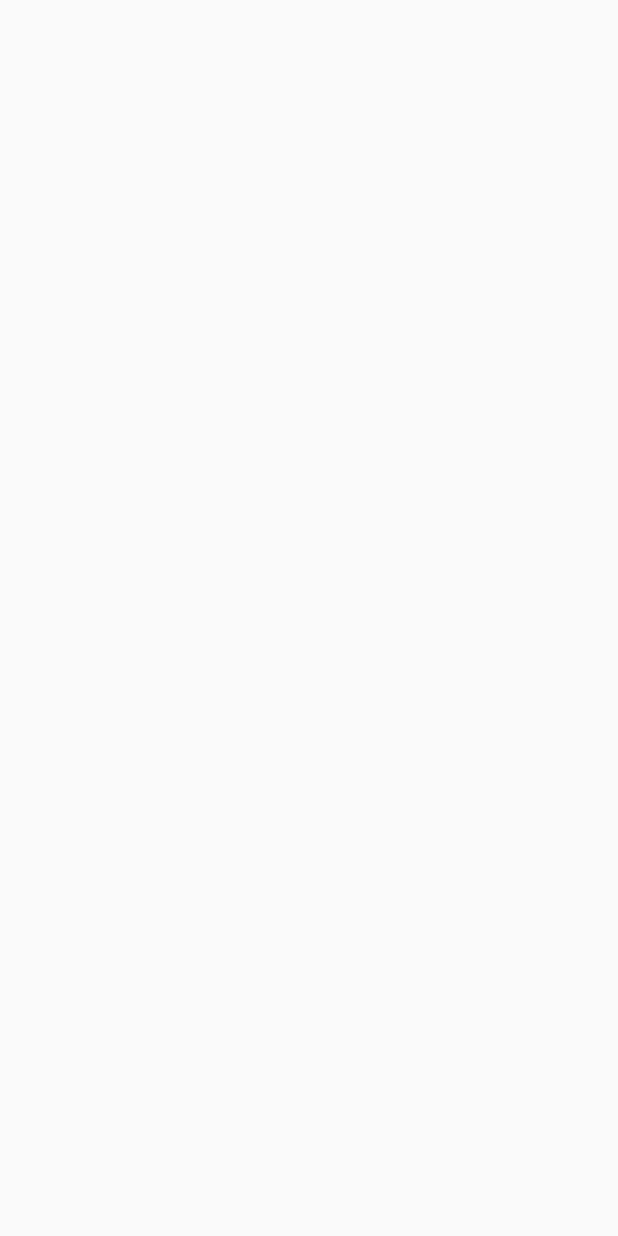
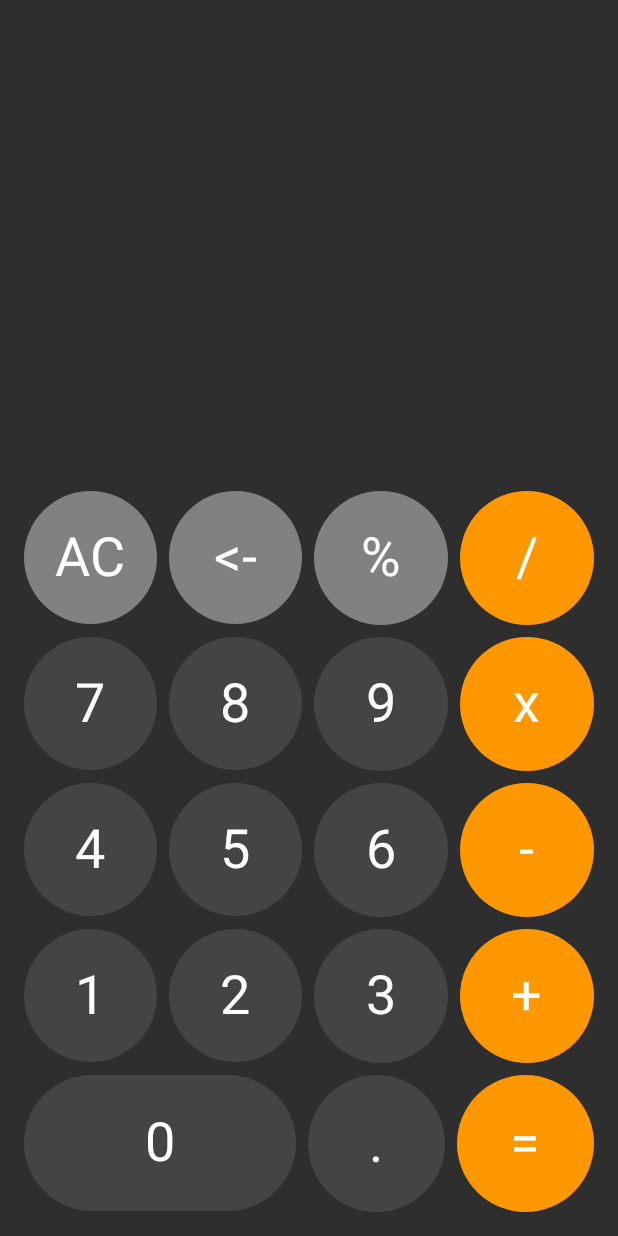
Before and after one commit to miguelfagundez/Hero-Calculator, an Android app built with Jetpack Compose: the screen it shows after launch (MainActivity), on a phone screen of 412 x 824 dp. Before the commit the screen is empty. Run offline under Robolectric (Android 15) with nearby library versions, the phone set to English and light mode, and no system bars.

Commit message:
CalculatorBox and ViewModel

```diff
--- a/app/src/main/java/com/miguelfagundez/herocalculator/MainActivity.kt
+++ b/app/src/main/java/com/miguelfagundez/herocalculator/MainActivity.kt
@@ -1,16 +1,42 @@
 package com.miguelfagundez.herocalculator
 
 import android.os.Bundle
+import android.util.Log
 import androidx.activity.ComponentActivity
 import androidx.activity.compose.setContent
+import androidx.compose.foundation.background
+import androidx.compose.foundation.layout.Arrangement
+import androidx.compose.foundation.layout.Box
+import androidx.compose.foundation.layout.Column
+import androidx.compose.foundation.layout.Row
+import androidx.compose.foundation.layout.aspectRatio
+import androidx.compose.foundation.layout.fillMaxHeight
 import androidx.compose.foundation.layout.fillMaxSize
+import androidx.compose.foundation.layout.fillMaxWidth
+import androidx.compose.foundation.layout.padding
 import androidx.compose.material3.MaterialTheme
 import androidx.compose.material3.Surface
 import androidx.compose.material3.Text
 import androidx.compose.runtime.Composable
+import androidx.compose.ui.Alignment
 import androidx.compose.ui.Modifier
+import androidx.compose.ui.graphics.Color
+import androidx.compose.ui.graphics.Color.Companion.DarkGray
+import androidx.compose.ui.text.font.FontWeight
+import androidx.compose.ui.text.style.TextAlign
 import androidx.compose.ui.tooling.preview.Preview
+import androidx.compose.ui.unit.dp
+import androidx.compose.ui.unit.sp
+import androidx.lifecycle.viewmodel.compose.viewModel
+import com.miguelfagundez.herocalculator.events.CalculatorEvents
+import com.miguelfagundez.herocalculator.events.CalculatorOperation
+import com.miguelfagundez.herocalculator.state.CalculatorViewModel
+import com.miguelfagundez.herocalculator.ui.components.CalculatorBox
+import com.miguelfagundez.herocalculator.ui.components.CalculatorButton
 import com.miguelfagundez.herocalculator.ui.theme.HeroCalculatorTheme
+import com.miguelfagundez.herocalculator.ui.theme.LightGray
+import com.miguelfagundez.herocalculator.ui.theme.MediumGray
+import com.miguelfagundez.herocalculator.ui.theme.Orange
 
 class MainActivity : ComponentActivity() {
     override fun onCreate(savedInstanceState: Bundle?) {
@@ -18,7 +44,21 @@ class MainActivity : ComponentActivity() {
         setContent {
             HeroCalculatorTheme {
                 // A surface container using the 'background' color from the theme
+                val viewModel = viewModel<CalculatorViewModel>()
+                val state = viewModel.state
+                // Spacing between buttons
+                val spacing = 8.dp
 
+                // Calculator view
+                CalculatorBox(
+                    state = state,
+                    action = viewModel::action,
+                    btnSpacing = spacing,
+                    info = Modifier
+                        .fillMaxSize()
+                        .background(MediumGray)
+                        .padding(16.dp)
+                )
             }
         }
     }
--- a/app/src/main/java/com/miguelfagundez/herocalculator/events/CalculatorEvents.kt
+++ b/app/src/main/java/com/miguelfagundez/herocalculator/events/CalculatorEvents.kt
@@ -4,10 +4,9 @@ package com.miguelfagundez.herocalculator.events
 // Delete symbols, make calculations, etc
 sealed class CalculatorEvents() {
     data class Number(val number: Int): CalculatorEvents()
-    data class Operation(val operation: Operation?): CalculatorEvents()
+    data class Operation(val operation: CalculatorOperation?): CalculatorEvents()
     object Delete: CalculatorEvents()
     object Clear: CalculatorEvents()
     object Decimal: CalculatorEvents()
-    object Porcentage: CalculatorEvents()
     object Result: CalculatorEvents()
 }
--- /dev/null
+++ b/app/src/main/java/com/miguelfagundez/herocalculator/events/CalculatorOperation.kt
@@ -0,0 +1,10 @@
+package com.miguelfagundez.herocalculator.events
+
+sealed class CalculatorOperation(val symbol: String) {
+    object Add: CalculatorOperation("+")
+    object Subtract: CalculatorOperation("-")
+    object Multiply: CalculatorOperation("*")
+    object Percentage: CalculatorOperation("%")
+    object Divide: CalculatorOperation("/")
+
+}
--- a/app/src/main/java/com/miguelfagundez/herocalculator/events/Operation.kt
+++ /dev/null
@@ -1,10 +0,0 @@
-package com.miguelfagundez.herocalculator.events
-
-sealed class Operation(val symbol: String) {
-    object Add: Operation("+")
-    object Subtract: Operation("-")
-    object Multiply: Operation("*")
-    object Porcentage: Operation("%")
-    object Divide: Operation("/")
-
-}
--- a/app/src/main/java/com/miguelfagundez/herocalculator/state/CalculatorState.kt
+++ b/app/src/main/java/com/miguelfagundez/herocalculator/state/CalculatorState.kt
@@ -1,11 +1,11 @@
 package com.miguelfagundez.herocalculator.state
 
-import com.miguelfagundez.herocalculator.events.Operation
+import com.miguelfagundez.herocalculator.events.CalculatorOperation
 
 data class CalculatorState(
     // We can change later for a list of numbers/operations
     val numberOne: String = "",
-    val operator: Operation? = null,
+    val operator: CalculatorOperation? = null,
     val numberTwo: String = ""
 ) {
 }
--- a/app/src/main/java/com/miguelfagundez/herocalculator/state/CalculatorViewModel.kt
+++ b/app/src/main/java/com/miguelfagundez/herocalculator/state/CalculatorViewModel.kt
@@ -1,12 +1,109 @@
 package com.miguelfagundez.herocalculator.state
 
+import android.util.Log
 import androidx.compose.runtime.getValue
 import androidx.compose.runtime.setValue
 import androidx.compose.runtime.mutableStateOf
 
 import androidx.lifecycle.ViewModel
+import com.miguelfagundez.herocalculator.events.CalculatorEvents
+import com.miguelfagundez.herocalculator.events.CalculatorOperation
 
 class CalculatorViewModel: ViewModel() {
     var state by mutableStateOf(CalculatorState())
         private set
+
+    companion object {
+        private const val MAX_NUM = 8
+    }
+    fun action(action: CalculatorEvents){
+        Log.d("MainActivity", "${action.toString()}")
+        when(action){
+            is CalculatorEvents.Number -> enterNumber(action.number)
+            is CalculatorEvents.Decimal -> enterDecimal()
+            is CalculatorEvents.Clear -> clearState()
+            is CalculatorEvents.Operation -> enterOperation(action.operation)
+            is CalculatorEvents.Result -> calculateResult()
+            is CalculatorEvents.Delete -> performDelete()
+        }
+    }
+
+    private fun enterDecimal() {
+        if(state.operator == null && !state.numberOne.contains(".") && state.numberOne.isNotBlank()){
+            state = state.copy(
+                numberOne = state.numberOne + "."
+            )
+            return
+        }
+        if(!state.numberTwo.contains(".") && state.numberTwo.isNotBlank()){
+            state = state.copy(
+                numberTwo = state.numberTwo + "."
+            )
+            return
+        }
+
+    }
+
+    private fun enterNumber(number: Int) {
+        Log.d("MainActivity", "$number")
+        if(state.operator == null){
+            if(state.numberOne.length > MAX_NUM){
+                return
+            }
+            state = state.copy(
+                numberOne = state.numberOne + number
+            )
+            return
+        }
+        if(state.numberTwo.length > MAX_NUM){
+            return
+        }
+        state = state.copy(
+            numberTwo = state.numberTwo + number
+        )
+    }
+
+    private fun clearState() {
+        state = state.copy(
+            numberOne = "",
+            numberTwo = "",
+            operator = null
+        )
+    }
+
+    private fun enterOperation(operator: CalculatorOperation?) {
+        if (state.numberOne.isNotBlank()){
+            state = state.copy(operator = operator)
+        }
+
+    }
+
+    private fun calculateResult() {
+        val numberOne = state.numberOne.toDoubleOrNull()
+        val numberTwo = state.numberTwo.toDoubleOrNull()
+
+        if(numberOne != null && numberTwo != null){
+            val result = when(state.operator){
+                is CalculatorOperation.Add -> numberOne + numberTwo
+                is CalculatorOperation.Subtract -> numberOne - numberTwo
+                is CalculatorOperation.Multiply -> numberOne * numberTwo
+                is CalculatorOperation.Divide -> numberOne / numberTwo
+                is CalculatorOperation.Percentage -> (numberOne/100)*numberTwo
+                null -> return
+            }
+            state = state.copy(
+                numberOne = result.toString().take(11),
+                numberTwo = "",
+                operator = null
+            )
+        }
+    }
+
+    private fun performDelete() {
+        when{
+            state.numberTwo.isNotBlank() -> state = state.copy(numberTwo = state.numberTwo.dropLast(1))
+            state.operator != null -> state = state.copy(operator = null)
+            state.numberOne.isNotBlank() -> state = state.copy(numberOne = state.numberOne.dropLast(1))
+        }
+    }
 }
--- /dev/null
+++ b/app/src/main/java/com/miguelfagundez/herocalculator/ui/components/CalculatorBox.kt
@@ -0,0 +1,241 @@
+package com.miguelfagundez.herocalculator.ui.components
+
+import androidx.compose.foundation.background
+import androidx.compose.foundation.layout.Arrangement
+import androidx.compose.foundation.layout.Box
+import androidx.compose.foundation.layout.Column
+import androidx.compose.foundation.layout.Row
+import androidx.compose.foundation.layout.aspectRatio
+import androidx.compose.foundation.layout.fillMaxWidth
+import androidx.compose.foundation.layout.padding
+import androidx.compose.material3.Text
+import androidx.compose.runtime.Composable
+import androidx.compose.ui.Alignment
+import androidx.compose.ui.Modifier
+import androidx.compose.ui.graphics.Color
+import androidx.compose.ui.graphics.Color.Companion.DarkGray
+import androidx.compose.ui.text.font.FontWeight
+import androidx.compose.ui.text.style.TextAlign
+import androidx.compose.ui.unit.Dp
+import androidx.compose.ui.unit.dp
+import androidx.compose.ui.unit.sp
+import com.miguelfagundez.herocalculator.events.CalculatorEvents
+import com.miguelfagundez.herocalculator.events.CalculatorOperation
+import com.miguelfagundez.herocalculator.state.CalculatorState
+import com.miguelfagundez.herocalculator.ui.theme.LightGray
+import com.miguelfagundez.herocalculator.ui.theme.Orange
+
+@Composable
+fun CalculatorBox(
+    // Box info such as background color, shape, spacing, etc
+    info: Modifier,
+    btnSpacing: Dp = 8.dp,
+    // Current App state (rotation, update, delete, etc)
+    state: CalculatorState,
+    action: (CalculatorEvents) -> Unit
+){
+    // Calculator Upper View
+    Box(modifier = info){
+        Column(
+            modifier = Modifier
+                .fillMaxWidth()
+                .align(Alignment.BottomCenter),
+            verticalArrangement = Arrangement.spacedBy(btnSpacing)
+        ) {
+            Text( text = state.numberOne + (state.operator?.symbol ?: "") + state.numberTwo,
+                textAlign = TextAlign.End,
+                modifier = Modifier
+                    .fillMaxWidth()
+                    .padding(vertical = 32.dp),
+                fontWeight = FontWeight.Light,
+                fontSize = 80.sp,
+                color = Color.White,
+                maxLines = 2
+            )
+            // Calculator Buttons in 5 rows
+            Row(
+                modifier = Modifier
+                    .fillMaxWidth(),
+                horizontalArrangement = Arrangement.spacedBy(btnSpacing)
+            ){
+                CalculatorButton(
+                    symbol = "AC",
+                    info = Modifier
+                        .background(LightGray)
+                        .aspectRatio(1f)
+                        .weight(1f),
+                    onClick = {action(CalculatorEvents.Clear)}
+                )
+                CalculatorButton(
+                    symbol = "<-",
+                    info = Modifier
+                        .background(LightGray)
+                        .aspectRatio(1f)
+                        .weight(1f),
+                    onClick = {action(CalculatorEvents.Delete)}
+                )
+                CalculatorButton(
+                    symbol = "%",
+                    info = Modifier
+                        .background(LightGray)
+                        .aspectRatio(1f)
+                        .weight(1f),
+                    onClick = {action(CalculatorEvents.Operation(CalculatorOperation.Percentage))}
+                )
+                CalculatorButton(
+                    symbol = "/",
+                    info = Modifier
+                        .background(Orange)
+                        .aspectRatio(1f)
+                        .weight(1f),
+                    onClick = {action(CalculatorEvents.Operation(CalculatorOperation.Divide))}
+                )
+            }
+            Row(
+                modifier = Modifier
+                    .fillMaxWidth(),
+                horizontalArrangement = Arrangement.spacedBy(btnSpacing)
+            ){
+                CalculatorButton(
+                    symbol = "7",
+                    info = Modifier
+                        .background(DarkGray)
+                        .aspectRatio(1f)
+                        .weight(1f),
+                    onClick = {action(CalculatorEvents.Number(7))}
+                )
+                CalculatorButton(
+                    symbol = "8",
+                    info = Modifier
+                        .background(DarkGray)
+                        .aspectRatio(1f)
+                        .weight(1f),
+                    onClick = {action(CalculatorEvents.Number(8))}
+                )
+                CalculatorButton(
+                    symbol = "9",
+                    info = Modifier
+                        .background(DarkGray)
+                        .aspectRatio(1f)
+                        .weight(1f),
+                    onClick = {action(CalculatorEvents.Number(9))}
+                )
+                CalculatorButton(
+                    symbol = "x",
+                    info = Modifier
+                        .background(Orange)
+                        .aspectRatio(1f)
+                        .weight(1f),
+                    onClick = {action(CalculatorEvents.Operation(CalculatorOperation.Multiply))}
+                )
+            }
+            Row(
+                modifier = Modifier
+                    .fillMaxWidth(),
+                horizontalArrangement = Arrangement.spacedBy(btnSpacing)
+            ){
+                CalculatorButton(
+                    symbol = "4",
+                    info = Modifier
+                        .background(DarkGray)
+                        .aspectRatio(1f)
+                        .weight(1f),
+                    onClick = {action(CalculatorEvents.Number(4))}
+                )
+                CalculatorButton(
+                    symbol = "5",
+                    info = Modifier
+                        .background(DarkGray)
+                        .aspectRatio(1f)
+                        .weight(1f),
+                    onClick = {action(CalculatorEvents.Number(5))}
+                )
+                CalculatorButton(
+                    symbol = "6",
+                    info = Modifier
+                        .background(DarkGray)
+                        .aspectRatio(1f)
+                        .weight(1f),
+                    onClick = {action(CalculatorEvents.Number(6))}
+                )
+                CalculatorButton(
+                    symbol = "-",
+                    info = Modifier
+                        .background(Orange)
+                        .aspectRatio(1f)
+                        .weight(1f),
+                    onClick = {action(CalculatorEvents.Operation(CalculatorOperation.Subtract))}
+                )
+            }
+            Row(
+                modifier = Modifier
+                    .fillMaxWidth(),
+                horizontalArrangement = Arrangement.spacedBy(btnSpacing)
+            ){
+                CalculatorButton(
+                    symbol = "1",
+                    info = Modifier
+                        .background(DarkGray)
+                        .aspectRatio(1f)
+                        .weight(1f),
+                    onClick = {action(CalculatorEvents.Number(1))}
+                )
+                CalculatorButton(
+                    symbol = "2",
+                    info = Modifier
+                        .background(DarkGray)
+                        .aspectRatio(1f)
+                        .weight(1f),
+                    onClick = {action(CalculatorEvents.Number(2))}
+                )
+                CalculatorButton(
+                    symbol = "3",
+                    info = Modifier
+                        .background(DarkGray)
+                        .aspectRatio(1f)
+                        .weight(1f),
+                    onClick = {action(CalculatorEvents.Number(3))}
+                )
+                CalculatorButton(
+                    symbol = "+",
+                    info = Modifier
+                        .background(Orange)
+                        .aspectRatio(1f)
+                        .weight(1f),
+                    onClick = {action(CalculatorEvents.Operation(CalculatorOperation.Add))}
+                )
+            }
+            Row(
+                modifier = Modifier
+                    .fillMaxWidth(),
+                horizontalArrangement = Arrangement.spacedBy(btnSpacing)
+            ){
+                CalculatorButton(
+                    symbol = "0",
+                    info = Modifier
+                        .background(DarkGray)
+                        .aspectRatio(2f)
+                        .weight(2f),
+                    onClick = {action(CalculatorEvents.Number(0))}
+                )
+                CalculatorButton(
+                    symbol = ".",
+                    info = Modifier
+                        .background(DarkGray)
+                        .aspectRatio(1f)
+                        .weight(1f),
+                    onClick = {action(CalculatorEvents.Decimal)}
+                )
+                CalculatorButton(
+                    symbol = "=",
+                    info = Modifier
+                        .background(Orange)
+                        .aspectRatio(1f)
+                        .weight(1f),
+                    onClick = {action(CalculatorEvents.Result)}
+                )
+            }
+        }
+    }
+
+}
--- a/app/src/main/java/com/miguelfagundez/herocalculator/ui/components/CalculatorBtn.kt
+++ b/app/src/main/java/com/miguelfagundez/herocalculator/ui/components/CalculatorBtn.kt
@@ -29,7 +29,7 @@ fun CalculatorButton(
         contentAlignment = Alignment.Center,
         modifier = Modifier
             .clip(CircleShape)
-            .clickable { onClick }
+            .clickable { onClick() }
             // Apply our modifier at the end of component properties.
             // First circle shape and onclick event is applied
             .then(info)
--- a/app/src/main/java/com/miguelfagundez/herocalculator/ui/theme/Color.kt
+++ b/app/src/main/java/com/miguelfagundez/herocalculator/ui/theme/Color.kt
@@ -9,3 +9,9 @@ val Pink80 = Color(0xFFEFB8C8)
 val Purple40 = Color(0xFF6650a4)
 val PurpleGrey40 = Color(0xFF625b71)
 val Pink40 = Color(0xFF7D5260)
+
+val LightGray = Color(0xFF818181)
+val MediumGray = Color(0xFF2E2E2E)
+val Orange = Color(0xFFFF9800)
+val Blue = Color(0xFF1872B9)
+val Red = Color(0xFFE9382B)
```
